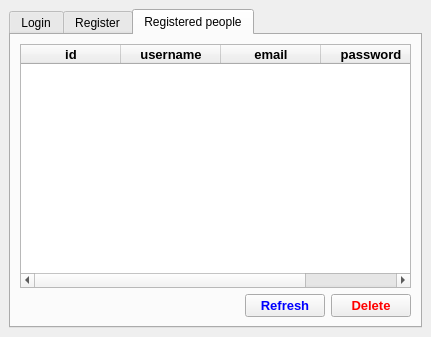
This is Login_sys/GraphicGui/GGUIs/GGUI.ui in 1King-coder/LoginSistemWithMySQL as Qt 5 draws it before an edit. The edited form follows.
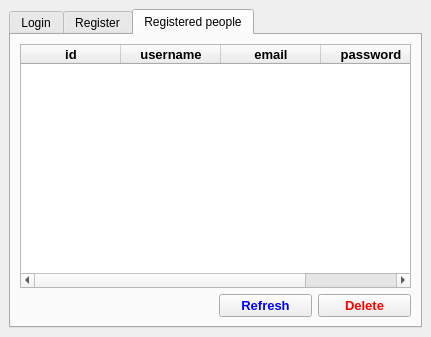
This is the edited form. The open tabs and pages were chosen to show the change.

```diff
--- a/Login_sys/GraphicGui/GGUIs/GGUI.ui
+++ b/Login_sys/GraphicGui/GGUIs/GGUI.ui
@@ -355,7 +355,7 @@
         <string>Registered people</string>
        </attribute>
        <layout class="QGridLayout" name="gridLayout_4">
-        <item row="3" column="2">
+        <item row="3" column="3">
          <widget class="QPushButton" name="Delete_btn">
           <property name="font">
            <font>
@@ -376,20 +376,25 @@
           </property>
          </widget>
         </item>
-        <item row="3" column="0">
-         <spacer name="horizontalSpacer_3">
-          <property name="orientation">
-           <enum>Qt::Horizontal</enum>
+        <item row="3" column="2">
+         <widget class="QPushButton" name="Refresh_btn">
+          <property name="font">
+           <font>
+            <family>Microsoft YaHei UI</family>
+            <pointsize>10</pointsize>
+            <weight>75</weight>
+            <bold>true</bold>
+           </font>
           </property>
-          <property name="sizeHint" stdset="0">
-           <size>
-            <width>40</width>
-            <height>20</height>
-           </size>
+          <property name="styleSheet">
+           <string notr="true">*{color: blue;}</string>
           </property>
-         </spacer>
+          <property name="text">
+           <string>Refresh</string>
+          </property>
+         </widget>
         </item>
-        <item row="1" column="0" colspan="3">
+        <item row="1" column="0" colspan="4">
          <widget class="QTableWidget" name="Database_people">
           <property name="font">
            <font>
@@ -493,21 +498,18 @@
           </column>
          </widget>
         </item>
-        <item row="3" column="1">
-         <widget class="QPushButton" name="Refresh_btn">
+        <item row="3" column="0" colspan="2">
+         <widget class="QLabel" name="Table_response">
           <property name="font">
            <font>
             <family>Microsoft YaHei UI</family>
-            <pointsize>10</pointsize>
+            <pointsize>9</pointsize>
             <weight>75</weight>
             <bold>true</bold>
            </font>
           </property>
-          <property name="styleSheet">
-           <string notr="true">*{color: blue;}</string>
-          </property>
           <property name="text">
-           <string>Refresh</string>
+           <string/>
           </property>
          </widget>
         </item>
```
